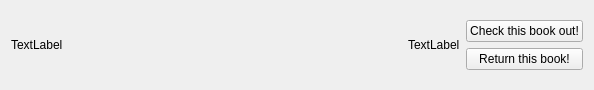
Old version of the form bookwidget.ui in the repository sbadame/checkout.
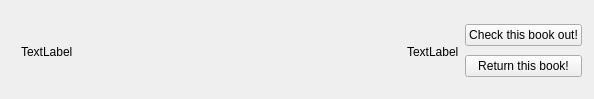
New version of the form.

Diff of the .ui file:
```diff
--- a/bookwidget.ui
+++ b/bookwidget.ui
@@ -7,7 +7,7 @@
     <x>0</x>
     <y>0</y>
     <width>594</width>
-    <height>90</height>
+    <height>99</height>
    </rect>
   </property>
   <property name="maximumSize">
@@ -24,6 +24,19 @@
   </property>
   <layout class="QGridLayout" name="gridLayout">
    <item row="0" column="0" colspan="2">
+    <widget class="QWidget" name="widget" native="true">
+     <property name="layoutDirection">
+      <enum>Qt::LeftToRight</enum>
+     </property>
+     <widget class="QWidget" name="horizontalLayoutWidget">
+      <property name="geometry">
+       <rect>
+        <x>10</x>
+        <y>10</y>
+        <width>561</width>
+        <height>61</height>
+       </rect>
+      </property>
     <layout class="QHBoxLayout" name="horizontalLayout" stretch="1,0,0">
      <item>
       <widget class="QLabel" name="title">
@@ -58,6 +71,8 @@
       </layout>
      </item>
     </layout>
+     </widget>
+    </widget>
    </item>
   </layout>
  </widget>
```
Lines whose indentation alone changed are shown as unchanged.
